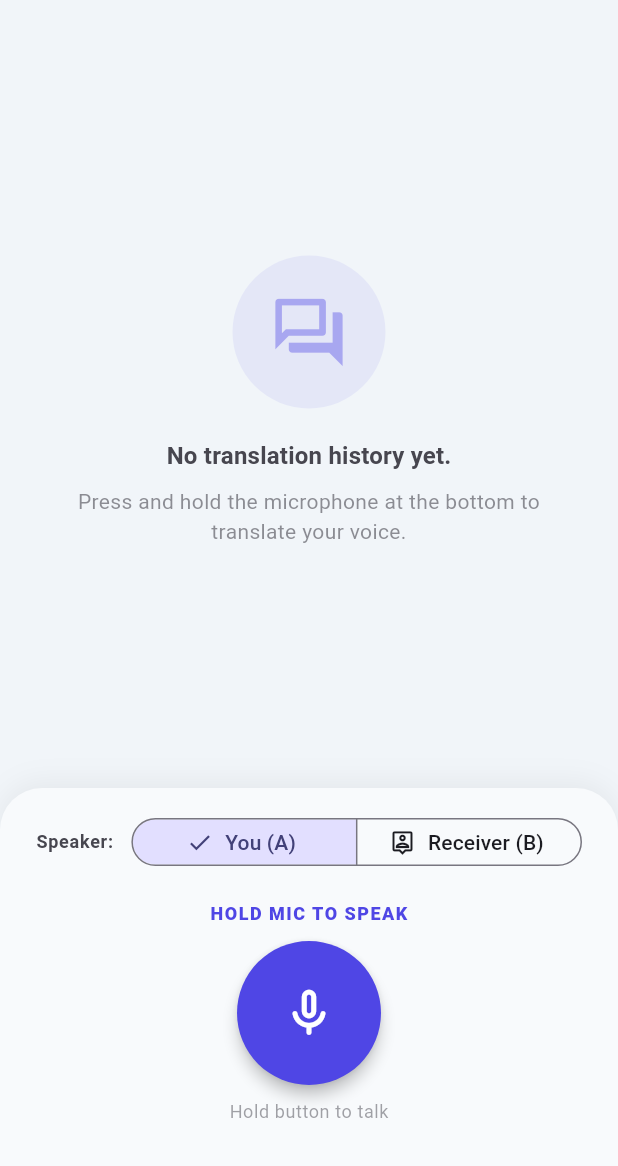
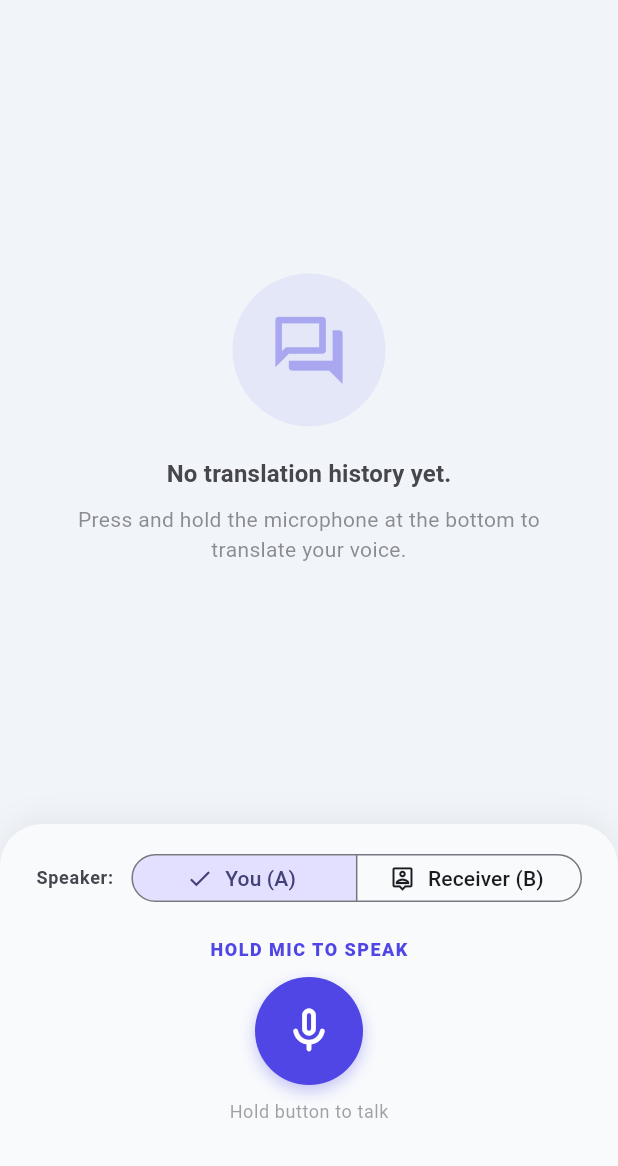
Before and after one commit to nagasumukh01/lang_translate_app, a Flutter app: the ConversationScreen screen opened by its route, on a phone screen of 412 x 824 dp, the part 70-1236 px from its top. Run offline on Flutter 3.47's test engine with Material 3 defaults, Android fonts, the phone set to English and light mode, and no system bars; our stand-ins replace flutter_riverpod, go_router, hive, hive_flutter, just_audio, permission_handler; missing offline and left inert: record; accounts and stored records are empty.

Commit message:
fix: resolve mic button gesture conflict and async race condition on stop

```diff
--- a/lib/presentation/screens/conversation/conversation_screen.dart
+++ b/lib/presentation/screens/conversation/conversation_screen.dart
@@ -580,6 +580,18 @@ class _ConversationScreenState extends ConsumerState<ConversationScreen> {
                       ),
                     ),
                   GestureDetector(
+                    onTap: () {
+                      if (!isProcessing && !isRecording) {
+                        ScaffoldMessenger.of(context).showSnackBar(
+                          SnackBar(
+                            behavior: SnackBarBehavior.floating,
+                            shape: RoundedRectangleBorder(borderRadius: BorderRadius.circular(12)),
+                            content: const Text('Press and HOLD to record, release to translate.'),
+                            duration: const Duration(seconds: 1),
+                          ),
+                        );
+                      }
+                    },
                     onLongPressStart: (details) {
                       if (!isProcessing) {
                         ref.read(translationNotifierProvider.notifier).startRecording();
@@ -588,28 +600,28 @@ class _ConversationScreenState extends ConsumerState<ConversationScreen> {
                     onLongPressEnd: (details) {
                       ref.read(translationNotifierProvider.notifier).stopAndTranslate();
                     },
-                    child: FloatingActionButton.large(
-                      onPressed: () {
-                        ScaffoldMessenger.of(context).showSnackBar(
-                          SnackBar(
-                            behavior: SnackBarBehavior.floating,
-                            shape: RoundedRectangleBorder(borderRadius: BorderRadius.circular(12)),
-                            content: const Text('Hold button to speak, release to translate.'),
-                            duration: const Duration(seconds: 1),
+                    child: Container(
+                      width: 72,
+                      height: 72,
+                      decoration: BoxDecoration(
+                        shape: BoxShape.circle,
+                        color: isRecording
+                            ? Colors.red
+                            : (isProcessing ? theme.colorScheme.surfaceVariant : theme.colorScheme.primary),
+                        boxShadow: [
+                          BoxShadow(
+                            color: (isRecording ? Colors.red : theme.colorScheme.primary).withOpacity(0.3),
+                            blurRadius: isRecording ? 16 : 8,
+                            offset: const Offset(0, 4),
                           ),
-                        );
-                      },
-                      backgroundColor: isRecording
-                          ? Colors.red
-                          : (isProcessing ? theme.colorScheme.surfaceVariant : theme.colorScheme.primary),
-                      foregroundColor: isRecording
-                          ? Colors.white
-                          : (isProcessing ? theme.colorScheme.onSurfaceVariant.withOpacity(0.5) : Colors.white),
-                      shape: const CircleBorder(),
-                      elevation: isRecording ? 8 : 4,
+                        ],
+                      ),
                       child: Icon(
                         isRecording ? Icons.mic_rounded : Icons.mic_none_rounded,
-                        size: 38,
+                        size: 36,
+                        color: isRecording
+                            ? Colors.white
+                            : (isProcessing ? theme.colorScheme.onSurfaceVariant.withOpacity(0.5) : Colors.white),
                       ),
                     ),
                   ),
```
Also changed, not shown: lib/presentation/providers/translation_notifier.dart (+20 -1 lines).
